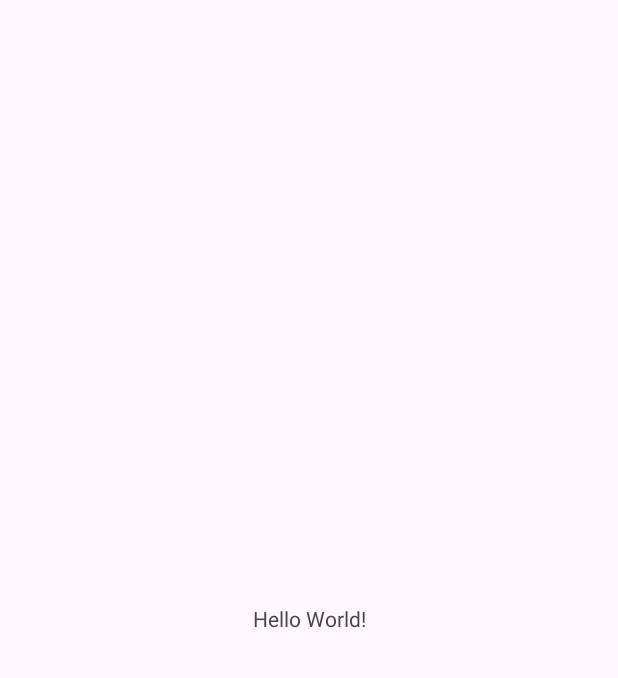
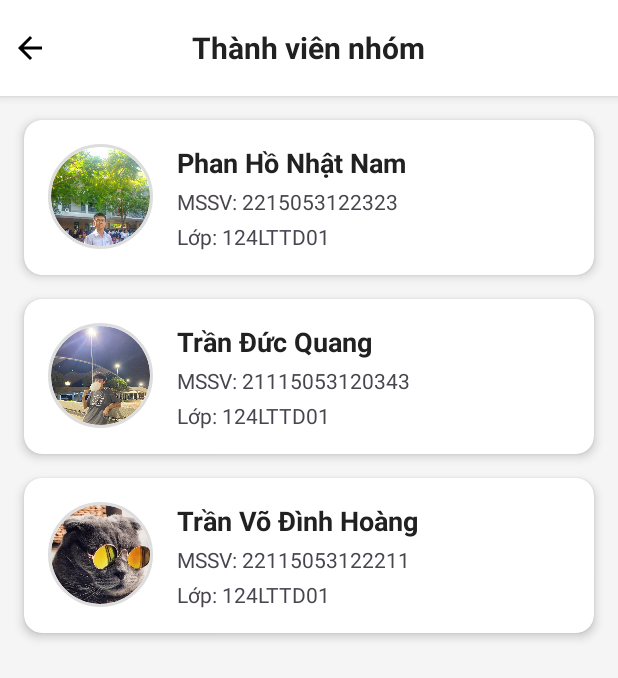
Before and after one commit to Apolos666/Nhom16-KTCK-DI-DONG, an Android app: the screen it shows after launch (MainActivity before the commit, TTCaNhanActivity after it), on a phone screen of 412 x 824 dp. Before the commit the part shown is almost empty. Shown: the top 678 px of the screen. Run offline under Robolectric (Android 15) with nearby library versions, the phone set to English and light mode, and no system bars; our stand-ins replace CircleImageView.

Commit message:
lam tt ca nhan

```diff
--- a/app/src/main/AndroidManifest.xml
+++ b/app/src/main/AndroidManifest.xml
@@ -13,7 +13,7 @@
         android:theme="@style/Theme.KTCKDIDONGNHOM16"
         tools:targetApi="31">
         <activity
-            android:name=".MainActivity"
+            android:name=".activities.TTCaNhanActivity"
             android:exported="true">
             <intent-filter>
                 <action android:name="android.intent.action.MAIN" />
--- /dev/null
+++ b/app/src/main/java/com/example/ktckdidongnhom16/activities/TTCaNhanActivity.java
@@ -0,0 +1,99 @@
+package com.example.ktckdidongnhom16.activities;
+
+import android.os.Bundle;
+import android.view.Menu;
+import android.view.MenuItem;
+import android.view.View;
+import android.widget.Button;
+import android.widget.EditText;
+import android.widget.ImageButton;
+import android.widget.TextView;
+import android.widget.Toast;
+
+import androidx.appcompat.app.AlertDialog;
+import androidx.appcompat.app.AppCompatActivity;
+import androidx.cardview.widget.CardView;
+import androidx.recyclerview.widget.LinearLayoutManager;
+import androidx.recyclerview.widget.RecyclerView;
+
+import com.example.ktckdidongnhom16.R;
+import com.example.ktckdidongnhom16.adapters.TTCaNhanAdapter;
+import com.example.ktckdidongnhom16.models.ThongTinCN;
+
+import java.util.ArrayList;
+import java.util.List;
+
+public class TTCaNhanActivity extends AppCompatActivity {
+    private CardView cardView;
+    private TextView hoTen;
+    private TextView maSV;
+    private TextView lop;
+    private RecyclerView recyclerView;
+    private TTCaNhanAdapter adapter;
+    private List<ThongTinCN> thanhVienList;
+
+
+    @Override
+    protected void onCreate(Bundle savedInstanceState) {
+        super.onCreate(savedInstanceState);
+        setContentView(R.layout.activity_ttcanhan);
+        setupViews();
+    }
+
+    private void setupViews() {
+        recyclerView = findViewById(R.id.recyclerView);
+        recyclerView.setLayoutManager(new LinearLayoutManager(this));
+        thanhVienList = new ArrayList<>();
+        thanhVienList.add(new ThongTinCN("Phan Hồ Nhật Nam", "2215053122323", "124LTTD01", R.drawable.nam));
+        thanhVienList.add(new ThongTinCN("Trần Đức Quang", "21115053120343", "124LTTD01", R.drawable.quang));
+        thanhVienList.add(new ThongTinCN("Trần Võ Đình Hoàng", "22115053122211", "124LTTD01", R.drawable.hoang));
+
+        adapter = new TTCaNhanAdapter(thanhVienList, null);
+        recyclerView.setAdapter(adapter);
+
+        ImageButton backButton = findViewById(R.id.btnBack);
+        backButton.setOnClickListener(v -> showAddDialog());
+        }
+    @Override
+    public boolean onCreateOptionsMenu(Menu menu) {
+        getMenuInflater().inflate(R.menu.menu_main, menu);
+        return true;
+    }
+
+    @Override
+    public boolean onOptionsItemSelected(MenuItem item) {
+        if (item.getItemId() == R.id.menu_add) {
+            showAddDialog();
+            return true;
+        }
+        return super.onOptionsItemSelected(item);
+    }
+    private void showAddDialog() {
+        AlertDialog.Builder builder = new AlertDialog.Builder(this);
+        builder.setTitle("Thêm thành viên");
+
+        View view = getLayoutInflater().inflate(R.layout.dialog_add_edit, null);
+        builder.setView(view);
+
+        EditText edtTen = view.findViewById(R.id.edtTen);
+        EditText edtMSSV = view.findViewById(R.id.edtMSSV);
+        EditText edtLop = view.findViewById(R.id.edtLop);
+
+        builder.setPositiveButton("Thêm", (dialog, which) -> {
+            String ten = edtTen.getText().toString();
+            String mssv = edtMSSV.getText().toString();
+            String lop = edtLop.getText().toString();
+
+            if (ten.isEmpty() || mssv.isEmpty() || lop.isEmpty()) {
+                Toast.makeText(this, "Vui lòng nhập đầy đủ thông tin!", Toast.LENGTH_SHORT).show();
+            } else {
+                thanhVienList.add(new ThongTinCN(ten, mssv, lop, R.drawable.default_avatar));
+                adapter.notifyItemInserted(thanhVienList.size() - 1);
+                Toast.makeText(this, "Thêm thành viên thành công!", Toast.LENGTH_SHORT).show();
+            }
+        });
+
+        builder.setNegativeButton("Hủy", (dialog, which) -> dialog.dismiss());
+        builder.create().show();
+    }
+}
--- /dev/null
+++ b/app/src/main/java/com/example/ktckdidongnhom16/adapters/TTCaNhanAdapter.java
@@ -0,0 +1,72 @@
+package com.example.ktckdidongnhom16.adapters;
+
+import android.view.LayoutInflater;
+import android.view.View;
+import android.view.ViewGroup;
+import android.widget.AdapterView;
+import android.widget.TextView;
+
+import com.example.ktckdidongnhom16.R;
+
+
+import androidx.annotation.NonNull;
+import androidx.recyclerview.widget.RecyclerView;
+
+import com.example.ktckdidongnhom16.models.ThongTinCN;
+
+import java.util.List;
+
+import de.hdodenhof.circleimageview.CircleImageView;
+
+public class TTCaNhanAdapter extends RecyclerView.Adapter<TTCaNhanAdapter.ThanhVienViewHolder> {
+
+    private List<ThongTinCN> thanhVienList;
+    private OnItemClickListener listener;
+
+
+    public TTCaNhanAdapter(List<ThongTinCN> thanhVienList, OnItemClickListener listener) {
+        this.thanhVienList = thanhVienList;
+        this.listener = listener;
+
+    }
+
+    @NonNull
+    @Override
+    public ThanhVienViewHolder onCreateViewHolder(@NonNull ViewGroup parent, int viewType) {
+        View view = LayoutInflater.from(parent.getContext()).inflate(R.layout.item_ttcanhan, parent, false);
+        return new ThanhVienViewHolder(view);
+    }
+
+    @Override
+    public void onBindViewHolder(@NonNull ThanhVienViewHolder holder, int position) {
+        ThongTinCN thanhVien = thanhVienList.get(position);
+        if (thanhVien == null) return;
+
+        holder.tvTenThanhVien.setText(thanhVien.getTen());
+        holder.tvMaSV.setText("MSSV: " + thanhVien.getMssv());
+        holder.tvLopHP.setText("Lớp: " + thanhVien.getLop());
+        holder.imgAvatar.setImageResource(thanhVien.getHinhAnh());
+    }
+
+    @Override
+    public int getItemCount() {
+        return thanhVienList.size();
+    }
+
+    public static class ThanhVienViewHolder extends RecyclerView.ViewHolder {
+        private TextView tvTenThanhVien, tvMaSV, tvLopHP;
+        private CircleImageView imgAvatar;
+
+        public ThanhVienViewHolder(@NonNull View itemView) {
+            super(itemView);
+
+            tvTenThanhVien = itemView.findViewById(R.id.tvTenThanhVien);
+            tvMaSV = itemView.findViewById(R.id.tvMaSV);
+            tvLopHP = itemView.findViewById(R.id.tvLopHP);
+            imgAvatar = itemView.findViewById(R.id.imgAvatar);
+        }
+    }
+
+    public interface OnItemClickListener {
+    }
+}
--- /dev/null
+++ b/app/src/main/java/com/example/ktckdidongnhom16/models/ThongTinCN.java
@@ -0,0 +1,31 @@
+package com.example.ktckdidongnhom16.models;
+
+public class ThongTinCN {
+    private String ten;
+    private String mssv;
+    private String lop;
+    private int hinhAnh;
+
+    public ThongTinCN(String ten, String mssv, String lop, int hinhAnh) {
+        this.ten = ten;
+        this.mssv = mssv;
+        this.lop = lop;
+        this.hinhAnh = hinhAnh;
+    }
+
+    public String getTen() {
+        return ten;
+    }
+
+    public String getMssv() {
+        return mssv;
+    }
+
+    public String getLop() {
+        return lop;
+    }
+
+    public int getHinhAnh() {
+        return hinhAnh;
+    }
+}
--- /dev/null
+++ b/app/src/main/res/drawable/ic_back_arrow.xml
@@ -0,0 +1,10 @@
+<?xml version="1.0" encoding="utf-8"?>
+<vector xmlns:android="http://schemas.android.com/apk/res/android"
+    android:width="24dp"
+    android:height="24dp"
+    android:viewportWidth="24"
+    android:viewportHeight="24">
+    <path
+        android:fillColor="#000000"
+        android:pathData="M20,11H7.83l5.59,-5.59L12,4l-8,8 8,8 1.41,-1.41L7.83,13H20v-2z"/>
+</vector>
--- /dev/null
+++ b/app/src/main/res/layout/activity_ttcanhan.xml
@@ -0,0 +1,42 @@
+<?xml version="1.0" encoding="utf-8"?>
+<LinearLayout xmlns:android="http://schemas.android.com/apk/res/android"
+    android:layout_width="match_parent"
+    android:layout_height="match_parent"
+    android:orientation="vertical"
+    android:background="#F5F5F5">
+
+    <RelativeLayout
+        android:layout_width="match_parent"
+        android:layout_height="wrap_content"
+        android:background="@color/white"
+        android:elevation="4dp"
+        android:paddingHorizontal="0dp"
+        android:paddingVertical="12dp">
+
+        <ImageButton
+            android:id="@+id/btnBack"
+            android:layout_width="40dp"
+            android:layout_height="40dp"
+            android:layout_centerVertical="true"
+            android:background="?attr/selectableItemBackgroundBorderless"
+            android:padding="8dp"
+            android:src="@drawable/ic_back_arrow" />
+
+        <TextView
+            android:layout_width="wrap_content"
+            android:layout_height="wrap_content"
+            android:layout_centerInParent="true"
+            android:text="Thành viên nhóm"
+            android:textColor="@color/textPrimary"
+            android:textSize="20sp"
+            android:textStyle="bold" />
+    </RelativeLayout>
+
+    <androidx.recyclerview.widget.RecyclerView
+        android:id="@+id/recyclerView"
+        android:layout_width="match_parent"
+        android:layout_height="match_parent"
+        android:padding="16dp"
+        android:clipToPadding="false" />
+
+</LinearLayout>
--- /dev/null
+++ b/app/src/main/res/layout/item_ttcanhan.xml
@@ -0,0 +1,55 @@
+<?xml version="1.0" encoding="utf-8"?>
+<androidx.cardview.widget.CardView xmlns:android="http://schemas.android.com/apk/res/android"
+    xmlns:app="http://schemas.android.com/apk/res-auto"
+    android:layout_width="match_parent"
+    android:layout_height="wrap_content"
+    android:layout_marginBottom="16dp"
+    app:cardCornerRadius="12dp"
+    app:cardElevation="4dp">
+
+    <LinearLayout
+        android:layout_width="match_parent"
+        android:layout_height="wrap_content"
+        android:orientation="horizontal"
+        android:padding="16dp">
+
+        <de.hdodenhof.circleimageview.CircleImageView
+            android:id="@+id/imgAvatar"
+            android:layout_width="70dp"
+            android:layout_height="70dp"
+            app:civ_border_width="2dp"
+            app:civ_border_color="#DDDDDD" />
+
+        <LinearLayout
+            android:layout_width="match_parent"
+            android:layout_height="wrap_content"
+            android:orientation="vertical"
+            android:layout_marginStart="16dp">
+
+            <TextView
+                android:id="@+id/tvTenThanhVien"
+                android:layout_width="wrap_content"
+                android:layout_height="wrap_content"
+                android:text="Tên thành viên"
+                android:textSize="18sp"
+                android:textStyle="bold"
+                android:textColor="@color/textPrimary" />
+
+            <TextView
+                android:id="@+id/tvMaSV"
+                android:layout_width="wrap_content"
+                android:layout_height="wrap_content"
+                android:text="MSSV: 0000000000"
+                android:textSize="14sp"
+                android:layout_marginTop="4dp" />
+
+            <TextView
+                android:id="@+id/tvLopHP"
+                android:layout_width="wrap_content"
+                android:layout_height="wrap_content"
+                android:text="Lớp: ABC123"
+                android:textSize="14sp"
+                android:layout_marginTop="4dp" />
+        </LinearLayout>
+    </LinearLayout>
+</androidx.cardview.widget.CardView>
--- /dev/null
+++ b/app/src/main/res/menu/menu_main.xml
@@ -0,0 +1,8 @@
+<?xml version="1.0" encoding="utf-8"?>
+<menu xmlns:android="http://schemas.android.com/apk/res/android">
+    <item
+        android:id="@+id/menu_add"
+        android:title="Thêm thành viên"
+        android:icon="@drawable/ic_add"
+        />
+</menu>
--- a/app/src/main/res/values/colors.xml
+++ b/app/src/main/res/values/colors.xml
@@ -2,4 +2,5 @@
 <resources>
     <color name="black">#FF000000</color>
     <color name="white">#FFFFFFFF</color>
+    <color name="textPrimary">#212121</color>
 </resources>
```
Also changed, not shown: app/src/main/java/com/example/ktckdidongnhom16/utils/RetrofitClient.java (added, +56 -0 lines), app/src/main/res/layout/dialog_add_edit.xml (added, +28 -0 lines), app/src/main/res/drawable/default_avatar.png (added), app/src/main/res/drawable/hoang.jpg (added), app/src/main/res/drawable/ic_add.png (added), app/src/main/res/drawable/nam.png (added), app/src/main/res/drawable/quang.jpg (added).
